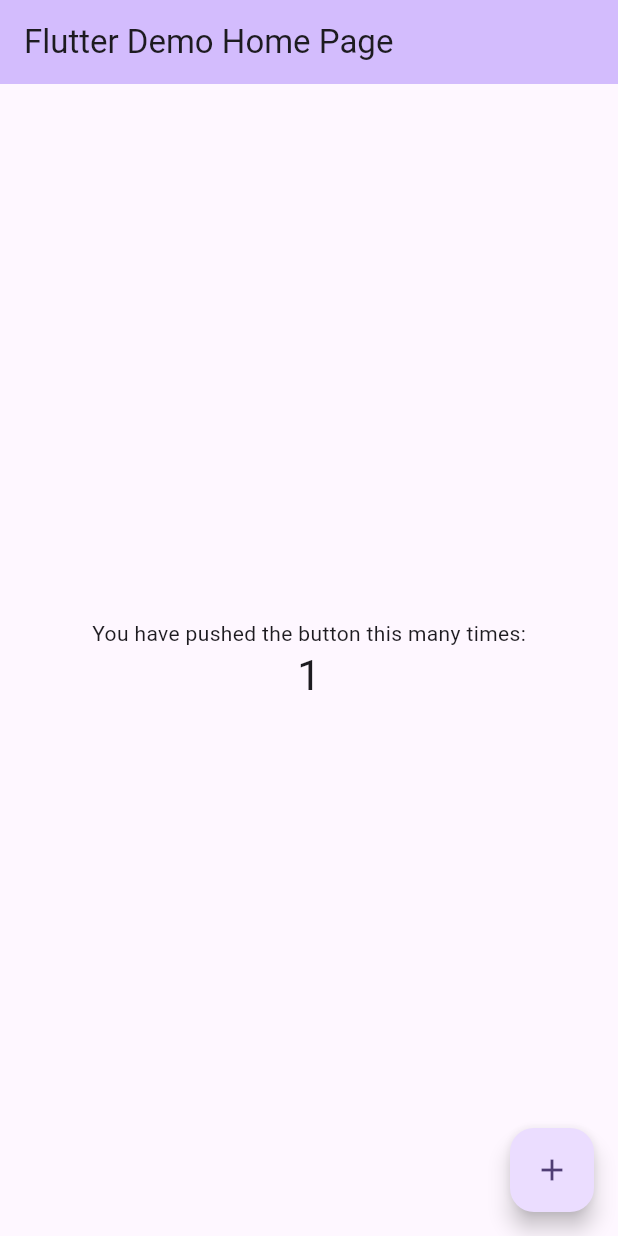
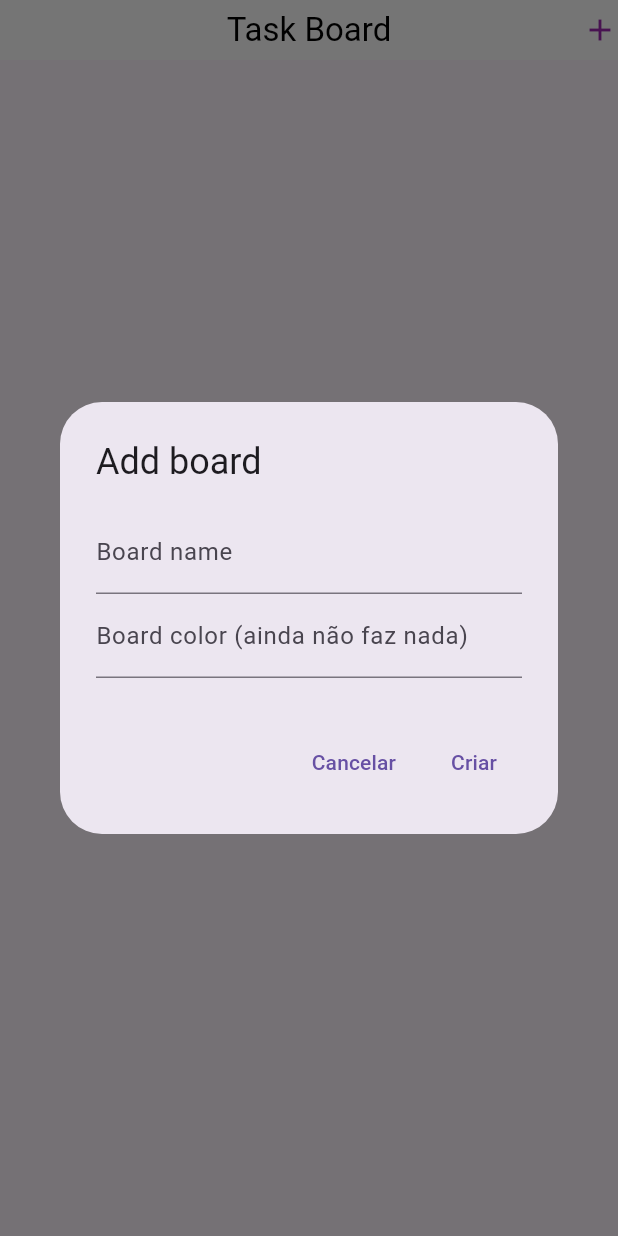
Before and after one commit to LeoMeato/Planner_De_Tarefas, a Flutter app: the screen it shows after launch, after a tap on the "add" icon, on a phone screen of 412 x 824 dp. Run offline on Flutter 3.47's test engine with Material 3 defaults, Android fonts, the phone set to English and light mode, and no system bars; our stand-ins replace sqflite; accounts and stored records are empty.

Commit message:
esboço da home

```diff
--- /dev/null
+++ b/lib/home.dart
@@ -0,0 +1,102 @@
+import 'package:flutter/material.dart';
+import 'package:planner_de_tarefas/helper.dart';
+
+class Home extends StatefulWidget {
+  const Home({super.key});
+
+  @override
+  State<Home> createState() => _HomeState();
+}
+
+class _HomeState extends State<Home> {
+  List<Widget> boards = [];
+
+  TaskBoardHelper tbh = TaskBoardHelper();
+
+  TextEditingController _controllerBoardName = TextEditingController();
+
+  TextEditingController _controllerBoardColor = TextEditingController();
+  @override
+  Widget build(BuildContext context) {
+    @override
+  void initState() {
+    super.initState();
+  }
+    return Scaffold(
+      appBar: AppBar(
+        toolbarHeight: 40,
+        backgroundColor: Colors.white,
+        centerTitle: true,
+        title: Text(
+          "Task Board",
+          style: TextStyle(color: Colors.black),
+        ),
+        actions: [
+          GestureDetector(
+            child: Icon(
+              Icons.add,
+              color: Colors.purple,
+            ),
+            onTap: () {
+              showDialog(
+                  context: context,
+                  builder: (context) {
+                    _controllerBoardName.text = "";
+                    return AlertDialog(
+                      title: Text("Add board"),
+                      content: SizedBox(
+                        width: MediaQuery.of(context).size.width - 100,
+                        height: 120,
+                        child: Column(
+                          children: [
+                            TextField(
+                                controller: _controllerBoardName,
+                                decoration:
+                                    InputDecoration(labelText: "Board name"),
+                                onChanged: (text) {}),
+                            TextField(
+                                controller: _controllerBoardColor,
+                                decoration: InputDecoration(
+                                    labelText:
+                                        "Board color (ainda não faz nada)"),
+                                onChanged: (text) {}),
+                          ],
+                        ),
+                      ),
+                      actions: [
+                        TextButton(
+                            onPressed: () {
+                              Navigator.pop(context);
+                            },
+                            child: Text("Cancelar")),
+                        TextButton(
+                            onPressed: () {
+                              boards.add(Card(
+                                shadowColor: Colors.black12,
+                                color: Colors.blue,
+                                child: SizedBox(
+                                  width: MediaQuery.of(context).size.width - 50,
+                                  height: 125,
+                                  child: Text(_controllerBoardName.text),
+                                ),
+                              ));
+                              _controllerBoardName.text = "";
+                              setState(() {});
+                              Navigator.pop(context);
+                            },
+                            child: Text("Criar")),
+                      ],
+                    );
+                  });
+            },
+          )
+        ],
+      ),
+      body: Center(
+        child: Column(
+          children: boards,
+        ),
+      ),
+    );
+  }
+}
--- a/lib/main.dart
+++ b/lib/main.dart
@@ -1,6 +1,11 @@
 import 'package:flutter/material.dart';
+import 'package:planner_de_tarefas/home.dart';
 
 void main() {
+  runApp(MaterialApp(title: 'Planner de Tarefas', home: Home(), debugShowCheckedModeBanner: false,));
+}
+
+/*void main() {
   runApp(const MyApp());
 }
 
@@ -122,4 +127,4 @@
       ), // This trailing comma makes auto-formatting nicer for build methods.
     );
   }
-}
+}*/
--- /dev/null
+++ b/lib/model.dart
@@ -0,0 +1,99 @@
+class Task extends Table{
+  late String title;
+  int? isCompleted;
+  late int user_id;
+  late int board_id;
+  late String note;
+  late String date;
+  late String startTime;
+  late String endTime;
+
+  Task(this.title, this.user_id, this.board_id, this.note, this.date,
+      this.startTime, this.endTime,
+      {isCompleted = 0});
+
+  Task.fromMap(Map map) {
+    this.id = map["id"];
+    this.title = map["title"];
+    this.isCompleted = map["isCompleted"];
+    this.user_id = map["user_id"];
+    this.board_id = map["board_id"];
+    this.note = map["note"];
+    this.date = map["date"];
+    this.startTime = map["startTime"];
+    this.endTime = map["endTime"];
+  }
+
+  Map<String, dynamic> toMap() {
+    Map<String, dynamic> map = {
+      "title": this.title,
+      "isCompleted": this.isCompleted,
+      "user_id": this.user_id,
+      "board_id": this.board_id,
+      "note": this.note,
+      "date": this.date,
+      "startTime": this.startTime,
+      "endTime": this.endTime
+    };
+
+    if (this.id != null) {
+      map["id"] = this.id;
+    }
+    return map;
+  }
+}
+
+class Task_Board extends Table{
+  late String name;
+  late int color;
+
+  Task_Board(this.name, this.color);
+
+  Task_Board.fromMap(Map map) {
+    this.id = map["id"];
+    this.name = map["name"];
+    this.color = map["color"];
+  }
+
+  Map<String, dynamic> toMap() {
+    Map<String, dynamic> map = {"name": this.name, "color": this.color};
+
+    if (this.id != null) {
+      map["id"] = this.id;
+    }
+    return map;
+  }
+}
+
+class User extends Table {
+  late String name;
+  late String email;
+  late String password;
+
+  User(this.name, this.email, this.password);
+
+  User.fromMap(Map map) {
+    this.id = map["id"];
+    this.name = map["name"];
+    this.email = map["email"];
+    this.password = map["password"];
+  }
+
+  Map<String, dynamic> toMap() {
+    Map<String, dynamic> map = {
+      "name": this.name,
+      "email": this.email,
+      "password": this.password
+    };
+
+    if (this.id != null) {
+      map["id"] = this.id;
+    }
+    return map;
+  }
+}
+
+abstract class Table {
+  int? id;
+  Map<String, dynamic> toMap();
+}
```
Also changed, not shown: lib/helper.dart (added, +118 -0 lines), pubspec.yaml (+5 -70 lines), pubspec.lock, 2 other files.
